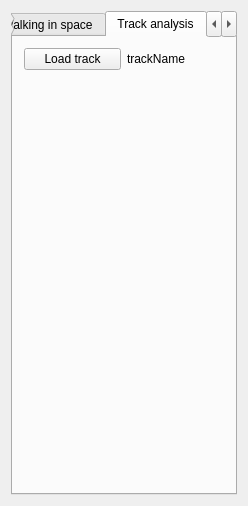
Before: the Qt Designer form mainwindow.ui in navigatore/imaginote, drawn with Qt 5.
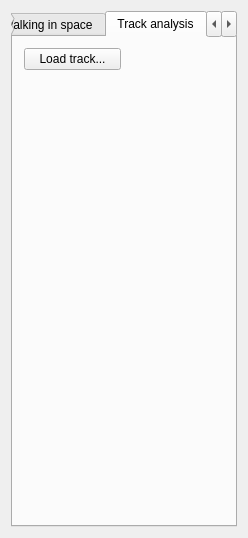
After: the same form once the commit is applied. The open tabs and pages were chosen to show the change. Custom widgets are drawn as their Qt base class.

Commit message: Add possibility to read, write and show recorded tracks

Patch:
```diff
--- a/mainwindow.ui
+++ b/mainwindow.ui
@@ -7,7 +7,7 @@
     <x>0</x>
     <y>0</y>
     <width>248</width>
-    <height>506</height>
+    <height>538</height>
    </rect>
   </property>
   <property name="sizePolicy">
@@ -286,14 +286,14 @@
           <item>
            <widget class="QPushButton" name="pushButton">
             <property name="text">
-             <string>Load track</string>
+             <string>Load track...</string>
             </property>
            </widget>
           </item>
           <item>
            <widget class="QLabel" name="label">
             <property name="text">
-             <string>trackName</string>
+             <string/>
             </property>
            </widget>
           </item>
```
Left out of the diff: 48 changed lines with no effect on the pictures. The commit also changes 22 other files.
